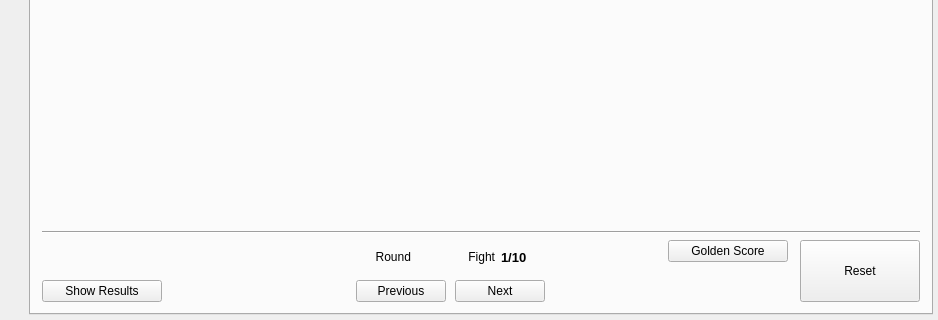
Above: base/MainWindowTeam.ui from fmuecke/Ipponboard before the change; both pictures show x 0 to 938 and y 342 to 662 of the 938 by 662 pixel window. Below: the same form after it.
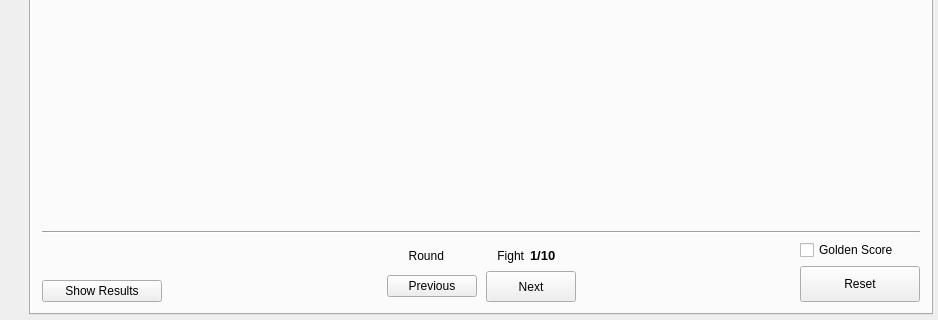
That is the form after the change. The open tabs and pages were chosen to show the change. Icons and pictures are not drawn. Custom widgets are drawn as their Qt base class.

Commit message: tweaked button layout of golden score checkbox and surroundings

```diff
--- a/base/MainWindowTeam.ui
+++ b/base/MainWindowTeam.ui
@@ -86,7 +86,7 @@
        <enum>QTabWidget::Triangular</enum>
       </property>
       <property name="currentIndex">
-       <number>0</number>
+       <number>1</number>
       </property>
       <property name="iconSize">
        <size>
@@ -800,7 +800,7 @@
          </widget>
         </item>
         <item>
-         <layout class="QHBoxLayout" name="horizontalLayout_2" stretch="0,2,0,1,0,0">
+         <layout class="QHBoxLayout" name="horizontalLayout_2" stretch="0,1,0,1,0">
           <property name="spacing">
            <number>12</number>
           </property>
@@ -820,7 +820,7 @@
               <property name="sizeHint" stdset="0">
                <size>
                 <width>20</width>
-                <height>10</height>
+                <height>40</height>
                </size>
               </property>
              </spacer>
@@ -881,7 +881,7 @@
           <item>
            <layout class="QVBoxLayout" name="verticalLayout_5">
             <property name="spacing">
-             <number>6</number>
+             <number>0</number>
             </property>
             <property name="topMargin">
              <number>0</number>
@@ -928,8 +928,8 @@
                <widget class="ScaledImage" name="widget_currentRound" native="true">
                 <property name="minimumSize">
                  <size>
-                  <width>24</width>
-                  <height>24</height>
+                  <width>20</width>
+                  <height>20</height>
                  </size>
                 </property>
                </widget>
@@ -1060,6 +1060,12 @@
                   <height>0</height>
                  </size>
                 </property>
+                <property name="maximumSize">
+                 <size>
+                  <width>16777215</width>
+                  <height>32</height>
+                 </size>
+                </property>
                 <property name="focusPolicy">
                  <enum>Qt::NoFocus</enum>
                 </property>
@@ -1112,12 +1118,15 @@
            </spacer>
           </item>
           <item>
-           <layout class="QVBoxLayout" name="verticalLayout_8">
+           <layout class="QVBoxLayout" name="verticalLayout_8" stretch="0,0">
+            <property name="spacing">
+             <number>6</number>
+            </property>
             <property name="leftMargin">
              <number>0</number>
             </property>
             <item>
-             <widget class="QPushButton" name="button_golden_score">
+             <widget class="QCheckBox" name="button_golden_score">
               <property name="minimumSize">
                <size>
                 <width>120</width>
@@ -1130,16 +1139,12 @@
               <property name="toolTip">
                <string>Toggle Golden Score mode</string>
               </property>
+              <property name="layoutDirection">
+               <enum>Qt::LeftToRight</enum>
+              </property>
               <property name="text">
                <string>Golden Score</string>
               </property>
-              <property name="icon">
-               <iconset resource="ipponboard.qrc">
-                <normaloff>:/res/images/off.png</normaloff>
-                <normalon>:/res/images/on_green.png</normalon>
-                <activeoff>:/res/images/off.png</activeoff>
-                <selectedoff>:/res/images/off.png</selectedoff>:/res/images/off.png</iconset>
-              </property>
               <property name="iconSize">
                <size>
                 <width>24</width>
@@ -1153,26 +1158,11 @@
                <bool>true</bool>
               </property>
              </widget>
-            </item>
-            <item>
-             <spacer name="verticalSpacer_2">
-              <property name="orientation">
-               <enum>Qt::Vertical</enum>
-              </property>
-              <property name="sizeHint" stdset="0">
-               <size>
-                <width>20</width>
-                <height>40</height>
-               </size>
-              </property>
-             </spacer>
-            </item>
-           </layout>
           </item>
           <item>
            <widget class="QPushButton" name="button_reset">
             <property name="sizePolicy">
-             <sizepolicy hsizetype="Expanding" vsizetype="Expanding">
+               <sizepolicy hsizetype="Minimum" vsizetype="MinimumExpanding">
               <horstretch>0</horstretch>
               <verstretch>0</verstretch>
              </sizepolicy>
@@ -1183,6 +1173,12 @@
               <height>0</height>
              </size>
             </property>
+              <property name="maximumSize">
+               <size>
+                <width>16777215</width>
+                <height>16777215</height>
+               </size>
+              </property>
             <property name="focusPolicy">
              <enum>Qt::NoFocus</enum>
             </property>
@@ -1193,6 +1189,8 @@
              <string>Reset</string>
             </property>
            </widget>
+            </item>
+           </layout>
           </item>
          </layout>
         </item>
```
Lines whose indentation alone changed are shown as unchanged.
